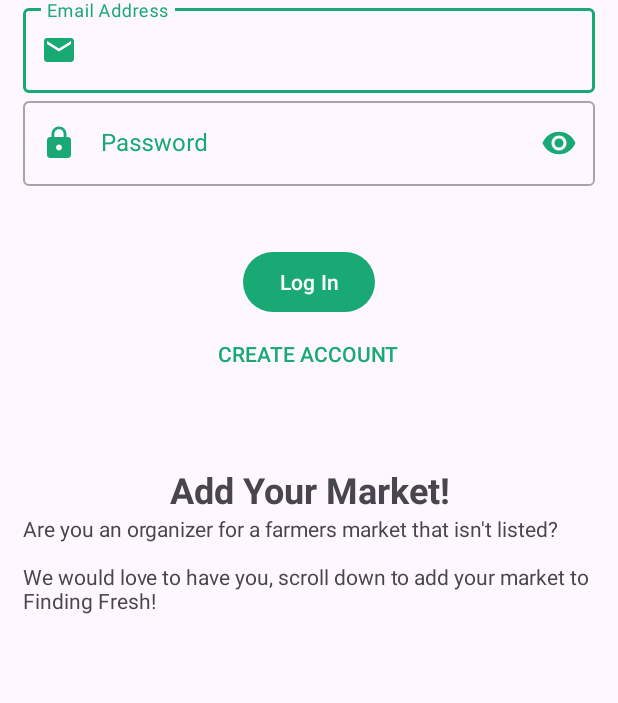
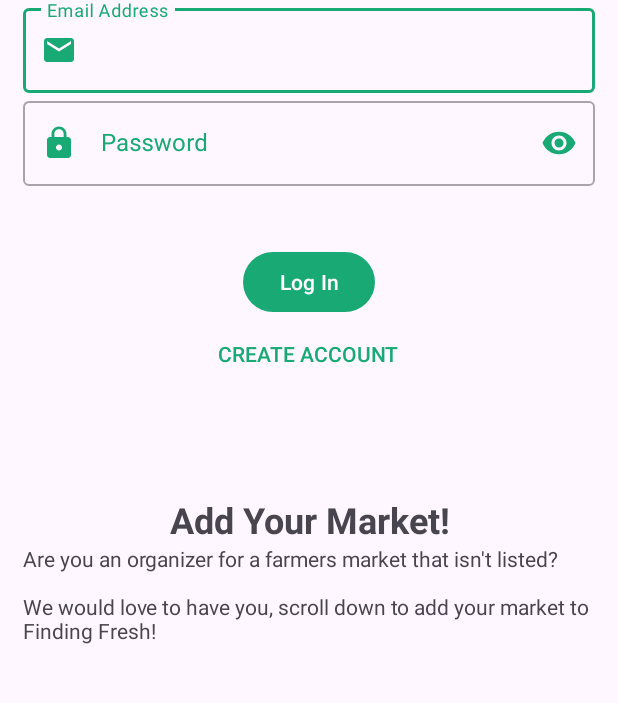
Before and after one commit to CodePath-AND102-Group-12/FindingFresh, an Android app: the screen it shows after launch (LogInActivity), on a phone screen of 412 x 824 dp, the part 448-1151 px from its top. Run offline under Robolectric (Android 15) with nearby library versions, the phone set to English and light mode, and no system bars; our stand-ins replace Firebase (no records; nobody signed in at launch, a user with empty details on screens opened directly).

Commit message:
slight layout tweaks and "enter" key now submits login form from passwordET

```diff
--- a/app/src/main/res/layout/activity_login.xml
+++ b/app/src/main/res/layout/activity_login.xml
@@ -81,7 +81,7 @@
 
         <Space
             android:layout_width="match_parent"
-            android:layout_height="50dp" />
+            android:layout_height="70dp" />
 
         <TextView
             android:id="@+id/textView2"
--- a/app/src/main/res/layout/fragment_shopping_list.xml
+++ b/app/src/main/res/layout/fragment_shopping_list.xml
@@ -44,6 +44,7 @@
                 style="@style/Widget.MaterialComponents.TextInputLayout.OutlinedBox"
                 android:layout_width="0dp"
                 android:layout_weight="1"
+                android:layout_marginEnd="8dp"
                 android:layout_height="wrap_content"
                 android:hint="Enter your item here"
                 android:textColorHint="?attr/colorPrimary"
@@ -61,6 +62,7 @@
                 android:id="@+id/submitItemBtn"
                 android:layout_width="wrap_content"
                 android:layout_height="wrap_content"
+                android:layout_gravity="center_vertical"
                 android:text="Add" />
         </LinearLayout>
 
```
Also changed, not shown: app/src/main/java/com/cpg12/findingfresh/activities/LogInActivity.kt (+23 -0 lines).
